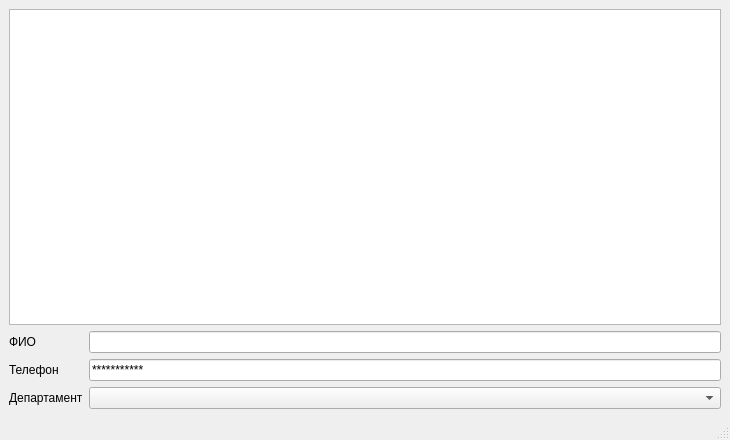
Above: Sketches_QT/Qt_DataBase/Qt_FireBird/QT_PhoneBook/source/qt_phonebook.ui from Den-Git-CPP/Sketches_CPP_QT before the change. Below: the same form after it.
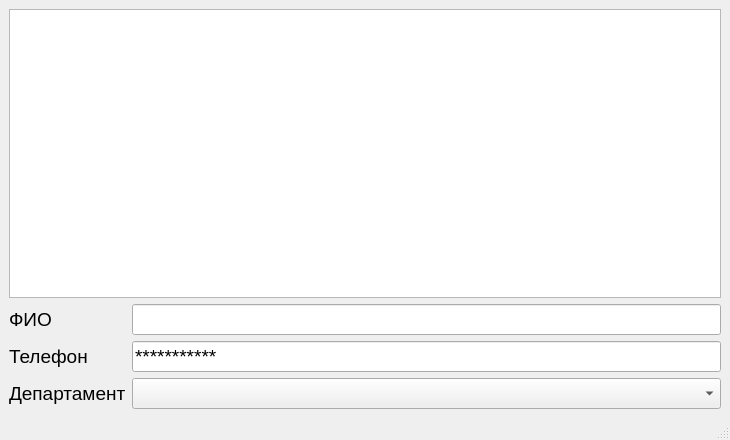
That is the form after the change.

Commit message: Add map_init_ComboBox

```diff
--- a/Sketches_QT/Qt_DataBase/Qt_FireBird/QT_PhoneBook/source/qt_phonebook.ui
+++ b/Sketches_QT/Qt_DataBase/Qt_FireBird/QT_PhoneBook/source/qt_phonebook.ui
@@ -18,22 +18,48 @@
     <item>
      <layout class="QVBoxLayout" name="verticalLayout">
       <item>
-       <widget class="QTableView" name="tableView"/>
+       <widget class="QTableView" name="tableView">
+        <property name="font">
+         <font>
+          <family>Arial</family>
+          <pointsize>14</pointsize>
+         </font>
+        </property>
+       </widget>
       </item>
       <item>
        <layout class="QFormLayout" name="formLayout">
         <item row="0" column="0">
          <widget class="QLabel" name="label_FIO">
+          <property name="font">
+           <font>
+            <family>Arial</family>
+            <pointsize>14</pointsize>
+           </font>
+          </property>
           <property name="text">
            <string>ФИО</string>
           </property>
          </widget>
         </item>
         <item row="0" column="1">
-         <widget class="QLineEdit" name="lineEdit_FIO"/>
+         <widget class="QLineEdit" name="lineEdit_FIO">
+          <property name="font">
+           <font>
+            <family>Arial</family>
+            <pointsize>14</pointsize>
+           </font>
+          </property>
+         </widget>
         </item>
         <item row="1" column="0">
          <widget class="QLabel" name="label_TlfNumber">
+          <property name="font">
+           <font>
+            <family>Arial</family>
+            <pointsize>14</pointsize>
+           </font>
+          </property>
           <property name="text">
            <string>Телефон</string>
           </property>
@@ -41,6 +67,12 @@
         </item>
         <item row="1" column="1">
          <widget class="QLineEdit" name="lineEdit_TlfNumber">
+          <property name="font">
+           <font>
+            <family>Arial</family>
+            <pointsize>14</pointsize>
+           </font>
+          </property>
           <property name="inputMask">
            <string>99999999999;*</string>
           </property>
@@ -48,13 +80,26 @@
         </item>
         <item row="2" column="0">
          <widget class="QLabel" name="label_Dep">
+          <property name="font">
+           <font>
+            <family>Arial</family>
+            <pointsize>14</pointsize>
+           </font>
+          </property>
           <property name="text">
            <string>Департамент</string>
           </property>
          </widget>
         </item>
         <item row="2" column="1">
-         <widget class="QComboBox" name="comboBox"/>
+         <widget class="QComboBox" name="comboBox">
+          <property name="font">
+           <font>
+            <family>Arial</family>
+            <pointsize>14</pointsize>
+           </font>
+          </property>
+         </widget>
         </item>
        </layout>
       </item>
```
The commit also changes 2 other files.
